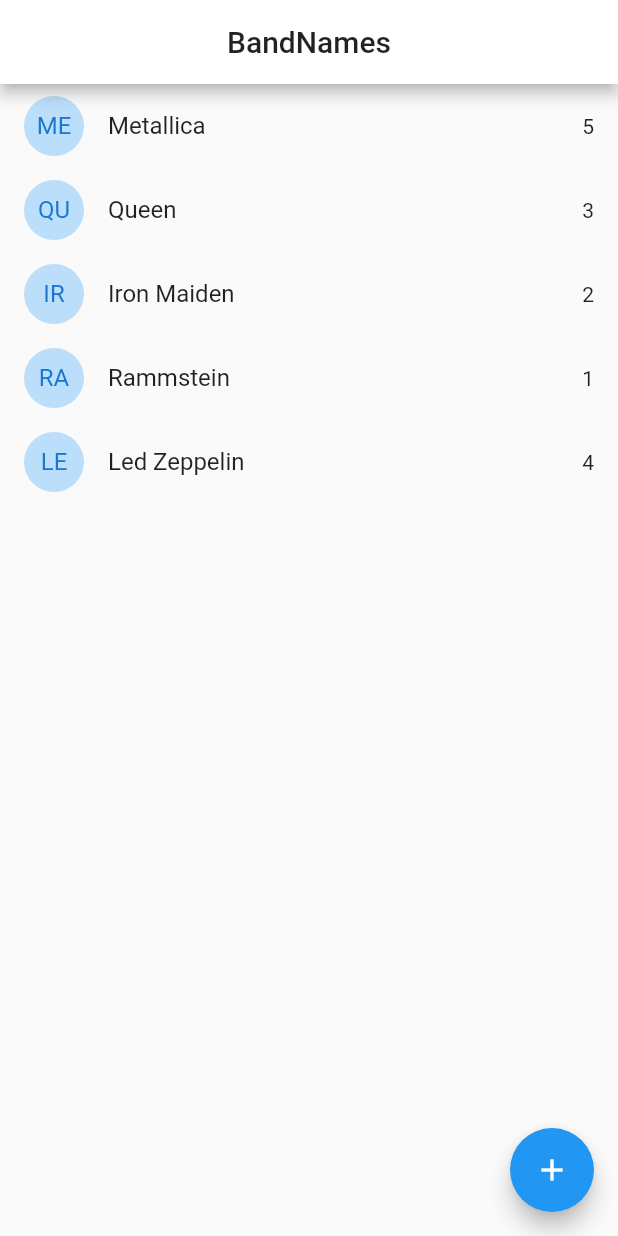
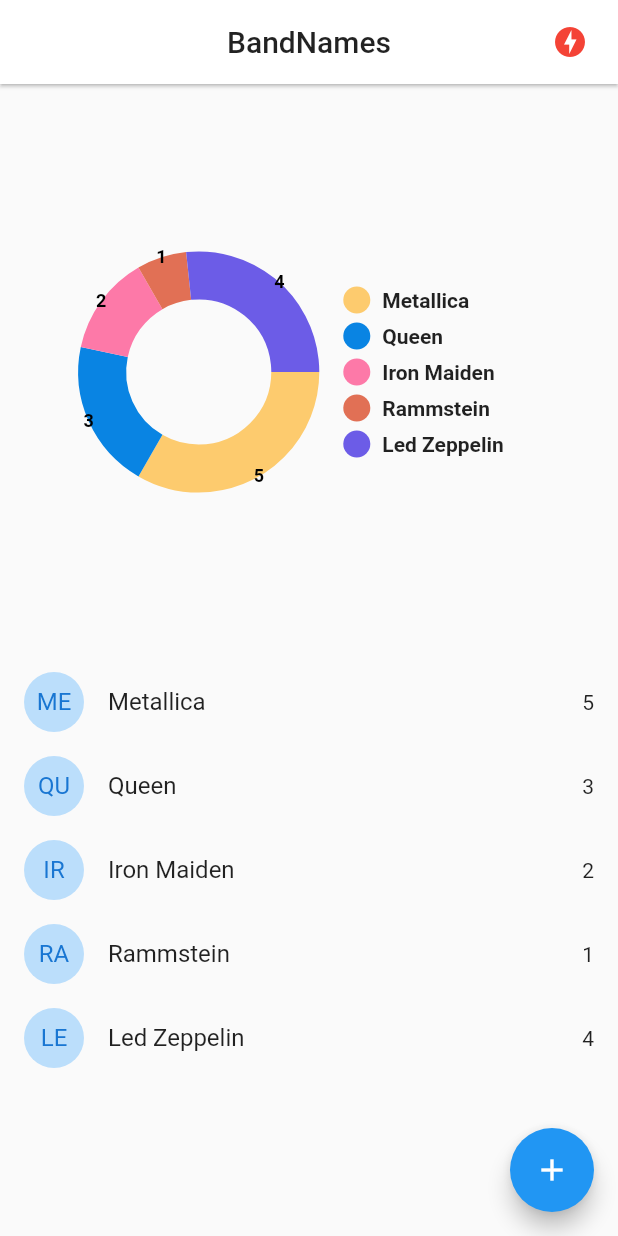
Before and after one commit to fnoceda/flutter-bandnames-socket, a Flutter app: the screen it shows after launch, on a phone screen of 412 x 824 dp. Run offline on Flutter 3.47's test engine with Material 2 defaults, Android fonts, the phone set to English and light mode, and no system bars; drawn by our look-alikes of pie_chart; our stand-ins replace fl_chart, socket_io_client; network calls fail.

Commit message:
App terminada

```diff
--- a/lib/main.dart
+++ b/lib/main.dart
@@ -1,19 +1,28 @@
+import 'package:band_names/services/socket_service.dart';
 import 'package:flutter/material.dart';
 
 import 'package:band_names/pages/home.dart';
+import 'package:band_names/pages/status.dart';
+import 'package:provider/provider.dart';
 
 void main() => runApp(MyApp());
 
 class MyApp extends StatelessWidget {
   @override
   Widget build(BuildContext context) {
-    return MaterialApp(
-      debugShowCheckedModeBanner: false,
-      title: 'Material App',
-      home: HomePage(),
-      routes: {
-        'home': (BuildContext context) => HomePage(),
-      },
+    return MultiProvider(
+      providers: [
+        ChangeNotifierProvider(create: (_) => SocketService()),
+      ],
+      child: MaterialApp(
+        debugShowCheckedModeBanner: false,
+        title: 'Material App',
+        initialRoute: 'home',
+        routes: {
+          'home': (BuildContext context) => HomePage(),
+          'status': (BuildContext context) => StatusPage(),
+        },
+      ),
     );
   }
 }
--- a/lib/models/band.dart
+++ b/lib/models/band.dart
@@ -10,8 +10,8 @@ class Band {
   });
 
   factory Band.fromMap(Map<String, dynamic> obj) => Band(
-        id: obj["id"],
-        name: obj["name"],
-        votes: obj["votes"],
+        id: (obj.containsKey('id')) ? obj["id"] : '0',
+        name: (obj.containsKey('name')) ? obj["name"] : 'no-name',
+        votes: (obj.containsKey('votes')) ? obj["votes"] : 0,
       );
 }
--- a/lib/pages/home.dart
+++ b/lib/pages/home.dart
@@ -1,8 +1,12 @@
 import 'dart:io';
 
 import 'package:band_names/models/band.dart';
+import 'package:band_names/services/socket_service.dart';
 import 'package:flutter/cupertino.dart';
 import 'package:flutter/material.dart';
+import 'package:provider/provider.dart';
+import 'package:pie_chart/pie_chart.dart';
+import 'package:fl_chart/fl_chart.dart' as fl;
 
 class HomePage extends StatefulWidget {
   @override
@@ -19,7 +23,28 @@ class _HomePageState extends State<HomePage> {
   ];
 
   @override
+  void initState() {
+    final socketService = Provider.of<SocketService>(context, listen: false);
+    socketService.socket.on('active-bands', _handleActiveBands);
+    super.initState();
+  }
+
+  @override
+  void dispose() {
+    final socketService = Provider.of<SocketService>(context, listen: false);
+    socketService.socket.off('active-bands');
+    super.dispose();
+  }
+
+  void _handleActiveBands(dynamic payload) {
+    this.bands = (payload as List).map((band) => Band.fromMap(band)).toList();
+    setState(() {});
+  }
+
+  @override
   Widget build(BuildContext context) {
+    final socketService = Provider.of<SocketService>(context);
+
     return Scaffold(
       appBar: AppBar(
         title: Text(
@@ -28,11 +53,27 @@ class _HomePageState extends State<HomePage> {
         ),
         centerTitle: true,
         backgroundColor: Colors.white,
+        elevation: 1,
+        actions: [
+          Container(
+            margin: EdgeInsets.only(right: 20),
+            child: (socketService.serverStatus == ServerStatus.Online)
+                ? Icon(Icons.check_circle, color: Colors.blue[300])
+                : Icon(Icons.offline_bolt, color: Colors.red),
           ),
-      body: ListView.builder(
+        ],
+      ),
+      body: Column(
+        children: [
+          Expanded(child: _showPieChart()),
+          // _showFLChart(),
+          Expanded(
+            child: ListView.builder(
               itemCount: bands.length,
-        itemBuilder: (BuildContext context, int index) =>
-            _bandTile(bands[index]),
+              itemBuilder: (context, i) => _bandTile(bands[i]),
+            ),
+          ),
+        ],
       ),
       floatingActionButton: FloatingActionButton(
         child: Icon(Icons.add),
@@ -41,16 +82,88 @@ class _HomePageState extends State<HomePage> {
     );
   }
 
+  Widget _showFLChart() {
+    List<fl.PieChartSectionData> data = [
+      fl.PieChartSectionData(
+        color: Colors.blue[300],
+        value: 10,
+        title: 'A',
+      ),
+      fl.PieChartSectionData(
+        color: Colors.blue[300],
+        value: 5,
+        title: 'B',
+      ),
+      fl.PieChartSectionData(
+        color: Colors.blue[300],
+        value: 3,
+        title: 'C',
+      ),
+    ];
+
+    Map<String, double> dataMap = Map();
+    bands.forEach((band) {
+      dataMap.putIfAbsent(band.name, () => band.votes.toDouble());
+    });
+    return fl.PieChart(fl.PieChartData(sections: data));
+  }
+
+  Widget _showPieChart() {
+    // return Container();
+    Map<String, double> dataMap = Map();
+    bands.forEach((band) {
+      dataMap.putIfAbsent(band.name, () => band.votes.toDouble());
+    });
+
+    final colorList = <Color>[
+      Color(0xfffdcb6e),
+      Color(0xff0984e3),
+      Color(0xfffd79a8),
+      Color(0xffe17055),
+      Color(0xff6c5ce7),
+    ];
+
+    return Container(
+      width: double.infinity,
+      height: 200,
+      child: PieChart(
+        dataMap: dataMap,
+        animationDuration: Duration(milliseconds: 800),
+        chartLegendSpacing: 32,
+        chartRadius: MediaQuery.of(context).size.width / 3.2,
+        colorList: colorList,
+        initialAngleInDegree: 0,
+        chartType: ChartType.ring,
+        ringStrokeWidth: 32,
+        // centerText: "HYBRID",
+        legendOptions: LegendOptions(
+          showLegendsInRow: false,
+          legendPosition: LegendPosition.right,
+          showLegends: true,
+          // legendShape: _BoxShape.circle,
+          legendTextStyle: TextStyle(fontWeight: FontWeight.bold),
+        ),
+        chartValuesOptions: ChartValuesOptions(
+          showChartValueBackground: false,
+          showChartValues: true,
+          showChartValuesInPercentage: false,
+          showChartValuesOutside: true,
+          decimalPlaces: 0,
+        ),
+        // gradientList: ---To add gradient colors---
+        // emptyColorGradient: ---Empty Color gradient---
+      ),
+    );
+  }
+
   Widget _bandTile(Band band) {
+    final socketService = Provider.of<SocketService>(context, listen: false);
+
     return Dismissible(
       key: Key(band.id),
       direction: DismissDirection.startToEnd,
-      onDismissed: (direction) {
-        print('Dismissed $band');
-        setState(() {
-          bands.remove(band);
-        });
-      },
+      onDismissed: (_) =>
+          socketService.socket.emit('delete-band', {'id': band.id}),
       background: Container(
         padding: EdgeInsets.only(left: 8.0),
         color: Colors.red,
@@ -70,7 +183,8 @@ class _HomePageState extends State<HomePage> {
         title: Text(band.name),
         trailing: Text(band.votes.toString()),
         onTap: () {
-          print(band.name);
+          // print(band.name);
+          socketService.socket.emit('vote-band', {'id': band.id});
         },
       ),
     );
@@ -78,7 +192,6 @@ class _HomePageState extends State<HomePage> {
 
   _addNewBand() {
     final _textController = new TextEditingController();
-
     if (Platform.isAndroid) {
       return showDialog(
         context: context,
@@ -97,10 +210,7 @@ class _HomePageState extends State<HomePage> {
               ),
               TextButton(
                 child: Text('Save'),
-                onPressed: () {
-                  addBandToList(_textController.text);
-                  // Navigator.of(context).pop();
-                },
+                onPressed: () => addBandToList(_textController.text),
               ),
             ],
           );
@@ -109,8 +219,7 @@ class _HomePageState extends State<HomePage> {
     } else {
       return showCupertinoDialog(
           context: context,
-          builder: (context) {
-            return CupertinoAlertDialog(
+          builder: (_) => CupertinoAlertDialog(
                 title: Text('Add new band'),
                 content: CupertinoTextField(
                   controller: _textController,
@@ -126,23 +235,23 @@ class _HomePageState extends State<HomePage> {
                   CupertinoDialogAction(
                     isDefaultAction: true,
                     child: Text('Save'),
-                  onPressed: () {
-                    addBandToList(_textController.text);
-                    // Navigator.of(context).pop();
-                  },
+                    onPressed: () => addBandToList(_textController.text),
                   ),
                 ],
-            );
-          });
+              ));
     }
   }
 
   void addBandToList(String name) {
+    final socketService = Provider.of<SocketService>(context, listen: false);
+
     if (name.length > 1) {
       //podems agregar la banda a la lista
-      print(name);
-      bands.add(Band(id: DateTime.now().toString(), name: name, votes: 0));
-      setState(() {});
+      // print(name);
+      // bands.add(Band(id: DateTime.now().toString(), name: name, votes: 0));
+      socketService.socket.emit('add-band', {'name': name});
+
+      // setState(() {});
     }
 
     Navigator.of(context).pop();
--- /dev/null
+++ b/lib/services/socket_service.dart
@@ -0,0 +1,51 @@
+import 'package:flutter/material.dart';
+import 'package:socket_io_client/socket_io_client.dart' as IO;
+
+enum ServerStatus {
+  Online,
+  Offline,
+  Connecting,
+}
+
+class SocketService with ChangeNotifier {
+  ServerStatus _serverStatus = ServerStatus.Connecting;
+  late IO.Socket _socket;
+  get serverStatus => this._serverStatus;
+  get socket => this._socket;
+
+  SocketService() {
+    this._initConfig();
+  }
+
+  void _initConfig() {
+    //si no conecta al servidor localhost usar ip de la pc
+    _socket = IO.io(
+      'http://192.168.0.42:3000',
+      {
+        'transports': ['websocket'],
+        'autoConnect': true,
+      },
+    );
+    _socket.on('connect', (_) {
+      print('conectado al socket');
+      this._serverStatus = ServerStatus.Online;
+      notifyListeners();
+    });
+    // socket.onDisconnect((_) => print('disconnect'));
+    _socket.on('disconnect', (_) {
+      print('desconectado del socket');
+      this._serverStatus = ServerStatus.Offline;
+      notifyListeners();
+    });
+
+    _socket.on('nuevo-mensaje', (payload) {
+      print('nuevo-mensaje del socket => $payload ');
+
+      print('nombre => ${payload['nombre']}');
+      print('mensaje => ${payload['mensaje']}');
+      print(payload.containsKey('mensaje2')
+          ? 'mensaje2 => ${payload['mensaje2']}'
+          : 'no hay mensaje2');
+    });
+  }
+}
--- a/pubspec.yaml
+++ b/pubspec.yaml
@@ -28,11 +28,15 @@ dependencies:
   # The following adds the Cupertino Icons font to your application.
   # Use with the CupertinoIcons class for iOS style icons.
   cupertino_icons: ^1.0.2
+  provider: ^6.0.2
+  socket_io_client: ^1.0.2
+  pie_chart: ^5.1.0
+  fl_chart: ^0.40.6
 
 dev_dependencies:
   flutter_test:
     sdk: flutter
-
+# https://pub.dev/packages/mockito
 # For information on the generic Dart part of this file, see the
 # following page: https://dart.dev/tools/pub/pubspec
 
```
Also changed, not shown: lib/pages/status.dart (added, +29 -0 lines), pubspec.lock, 8 other files. Lines whose indentation alone changed are shown as unchanged.
